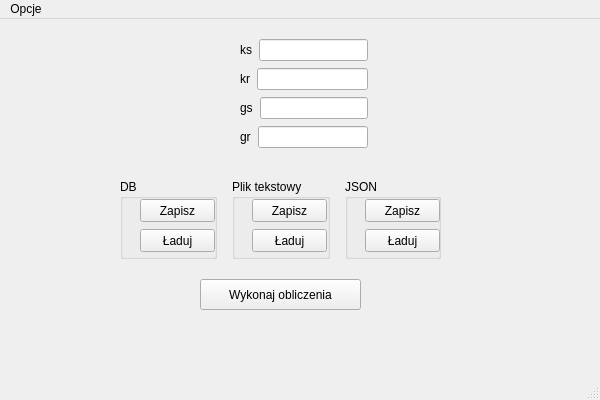
Qt form gui/main.ui (piotr-GG/electric_motor_calc) before a commit.
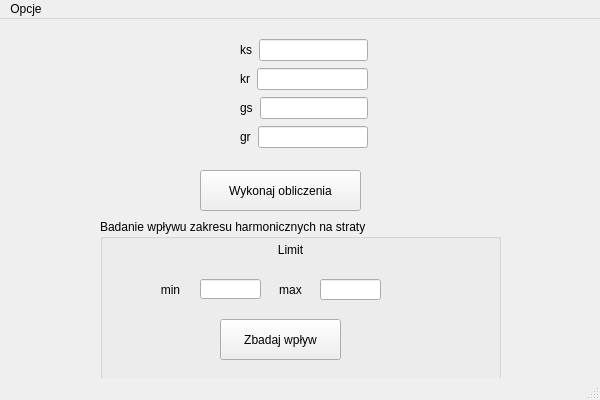
The same form after that commit.

Commit message: Changed the main.gui. Added calculation_matplotlib.py for plotting motor losses vs limits. Added LossesTabModel for handling table model with stator / rotor losses.

```diff
--- a/gui/main.ui
+++ b/gui/main.ui
@@ -109,133 +109,113 @@
      </item>
     </layout>
    </widget>
-   <widget class="QWidget" name="horizontalLayoutWidget">
-    <property name="geometry">
-     <rect>
-      <x>120</x>
-      <y>160</y>
-      <width>321</width>
-      <height>80</height>
-     </rect>
-    </property>
-    <layout class="QHBoxLayout" name="horizontalLayout_5">
-     <property name="spacing">
-      <number>15</number>
-     </property>
-     <item>
-      <widget class="QGroupBox" name="groupBox">
-       <property name="title">
-        <string>DB</string>
-       </property>
-       <widget class="QPushButton" name="db_save_pbtn">
-        <property name="geometry">
-         <rect>
-          <x>20</x>
-          <y>20</y>
-          <width>75</width>
-          <height>23</height>
-         </rect>
-        </property>
-        <property name="text">
-         <string>Zapisz</string>
-        </property>
-       </widget>
-       <widget class="QPushButton" name="db_load_pbtn">
-        <property name="geometry">
-         <rect>
-          <x>20</x>
-          <y>50</y>
-          <width>75</width>
-          <height>23</height>
-         </rect>
-        </property>
-        <property name="text">
-         <string>Ładuj</string>
-        </property>
-       </widget>
-      </widget>
-     </item>
-     <item>
-      <widget class="QGroupBox" name="groupBox_3">
-       <property name="title">
-        <string>Plik tekstowy</string>
-       </property>
-       <widget class="QPushButton" name="txt_save_pbtn">
-        <property name="geometry">
-         <rect>
-          <x>20</x>
-          <y>20</y>
-          <width>75</width>
-          <height>23</height>
-         </rect>
-        </property>
-        <property name="text">
-         <string>Zapisz</string>
-        </property>
-       </widget>
-       <widget class="QPushButton" name="txt_load_pbtn">
-        <property name="geometry">
-         <rect>
-          <x>20</x>
-          <y>50</y>
-          <width>75</width>
-          <height>23</height>
-         </rect>
-        </property>
-        <property name="text">
-         <string>Ładuj</string>
-        </property>
-       </widget>
-      </widget>
-     </item>
-     <item>
-      <widget class="QGroupBox" name="groupBox_2">
-       <property name="title">
-        <string>JSON</string>
-       </property>
-       <widget class="QPushButton" name="json_load_ptbn">
-        <property name="geometry">
-         <rect>
-          <x>20</x>
-          <y>50</y>
-          <width>75</width>
-          <height>23</height>
-         </rect>
-        </property>
-        <property name="text">
-         <string>Ładuj</string>
-        </property>
-       </widget>
-       <widget class="QPushButton" name="json_save_pbtn">
-        <property name="geometry">
-         <rect>
-          <x>20</x>
-          <y>20</y>
-          <width>75</width>
-          <height>23</height>
-         </rect>
-        </property>
-        <property name="text">
-         <string>Zapisz</string>
-        </property>
-       </widget>
-      </widget>
-     </item>
-    </layout>
-   </widget>
    <widget class="QPushButton" name="calculate_pbtn">
     <property name="geometry">
      <rect>
       <x>200</x>
-      <y>260</y>
+      <y>151</y>
       <width>161</width>
-      <height>31</height>
+      <height>41</height>
      </rect>
     </property>
     <property name="text">
      <string>Wykonaj obliczenia</string>
     </property>
    </widget>
+   <widget class="QGroupBox" name="groupBox">
+    <property name="geometry">
+     <rect>
+      <x>100</x>
+      <y>200</y>
+      <width>401</width>
+      <height>161</height>
+     </rect>
+    </property>
+    <property name="title">
+     <string>Badanie wpływu zakresu harmonicznych na straty</string>
+    </property>
+    <widget class="QLineEdit" name="limit_lower_qle">
+     <property name="geometry">
+      <rect>
+       <x>100</x>
+       <y>60</y>
+       <width>61</width>
+       <height>20</height>
+      </rect>
+     </property>
+    </widget>
+    <widget class="QLineEdit" name="limit_upper_qle">
+     <property name="geometry">
+      <rect>
+       <x>220</x>
+       <y>60</y>
+       <width>61</width>
+       <height>21</height>
+      </rect>
+     </property>
+    </widget>
+    <widget class="QLabel" name="label_5">
+     <property name="geometry">
+      <rect>
+       <x>160</x>
+       <y>20</y>
+       <width>61</width>
+       <height>21</height>
+      </rect>
+     </property>
+     <property name="text">
+      <string>Limit</string>
+     </property>
+     <property name="alignment">
+      <set>Qt::AlignCenter</set>
+     </property>
+    </widget>
+    <widget class="QLabel" name="label_6">
+     <property name="geometry">
+      <rect>
+       <x>40</x>
+       <y>60</y>
+       <width>61</width>
+       <height>21</height>
+      </rect>
+     </property>
+     <property name="text">
+      <string>min</string>
+     </property>
+     <property name="alignment">
+      <set>Qt::AlignCenter</set>
+     </property>
+    </widget>
+    <widget class="QLabel" name="label_7">
+     <property name="geometry">
+      <rect>
+       <x>160</x>
+       <y>60</y>
+       <width>61</width>
+       <height>21</height>
+      </rect>
+     </property>
+     <property name="text">
+      <string>max</string>
+     </property>
+     <property name="alignment">
+      <set>Qt::AlignCenter</set>
+     </property>
+    </widget>
+    <widget class="QPushButton" name="matplotlib_btn">
+     <property name="geometry">
+      <rect>
+       <x>120</x>
+       <y>100</y>
+       <width>121</width>
+       <height>41</height>
+      </rect>
+     </property>
+     <property name="text">
+      <string>Zbadaj wpływ</string>
+     </property>
+    </widget>
+   </widget>
   </widget>
   <widget class="QMenuBar" name="menubar">
    <property name="geometry">
```
Left out of the diff: 2 changed lines with no effect on the pictures. The commit also changes 9 other files.
